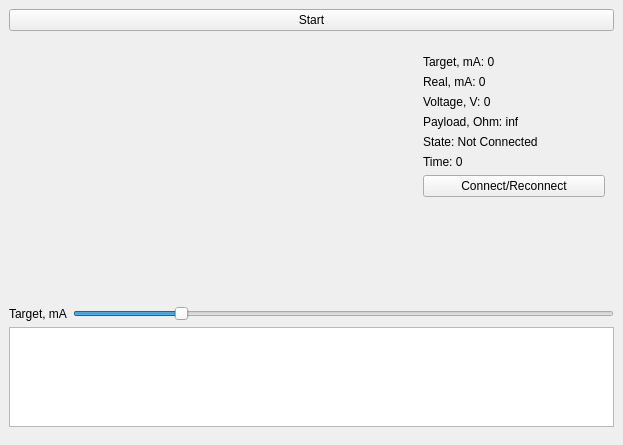
Old version of the form UI/main_frm.ui in the repository e-kolkhoz/tDCS_arduino_simplest.
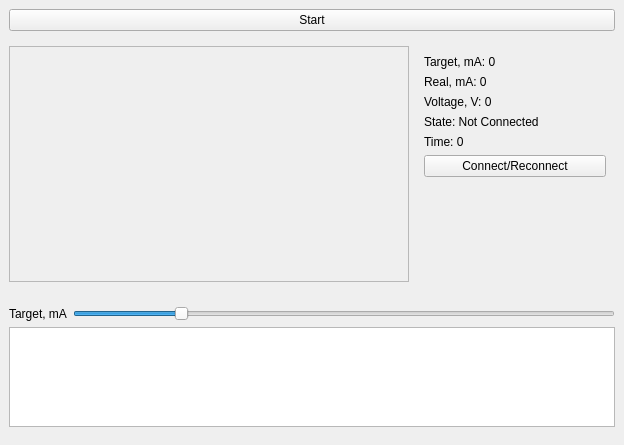
New version of the form.

What changed in the file:
```diff
--- a/UI/main_frm.ui
+++ b/UI/main_frm.ui
@@ -51,6 +51,18 @@
     </item>
     <item>
      <widget class="QWidget" name="widget_4" native="true">
+      <property name="sizePolicy">
+       <sizepolicy hsizetype="Minimum" vsizetype="Minimum">
+        <horstretch>0</horstretch>
+        <verstretch>0</verstretch>
+       </sizepolicy>
+      </property>
+      <property name="minimumSize">
+       <size>
+        <width>0</width>
+        <height>220</height>
+       </size>
+      </property>
       <layout class="QHBoxLayout" name="horizontalLayout_3">
        <property name="leftMargin">
         <number>0</number>
@@ -59,13 +71,28 @@
         <number>0</number>
        </property>
        <item>
-        <widget class="QWidget" name="ImgWidget" native="true">
+        <widget class="QLabel" name="lblImg">
+         <property name="sizePolicy">
+          <sizepolicy hsizetype="Fixed" vsizetype="Minimum">
+           <horstretch>0</horstretch>
+           <verstretch>0</verstretch>
+          </sizepolicy>
+         </property>
          <property name="minimumSize">
           <size>
-           <width>0</width>
-           <height>0</height>
+           <width>400</width>
+           <height>220</height>
           </size>
          </property>
+         <property name="frameShape">
+          <enum>QFrame::StyledPanel</enum>
+         </property>
+         <property name="frameShadow">
+          <enum>QFrame::Plain</enum>
+         </property>
+         <property name="text">
+          <string/>
+         </property>
         </widget>
        </item>
        <item>
@@ -98,6 +125,9 @@
           </item>
           <item>
            <widget class="QLabel" name="lblReal">
+            <property name="enabled">
+             <bool>true</bool>
+            </property>
             <property name="text">
              <string>Real, mA: 0</string>
             </property>
@@ -110,13 +140,6 @@
             </property>
            </widget>
           </item>
-          <item>
-           <widget class="QLabel" name="lblPayloadR">
-            <property name="text">
-             <string>Payload, Ohm: inf</string>
-            </property>
-           </widget>
-          </item>
           <item>
            <widget class="QLabel" name="lblState">
             <property name="text">
```
